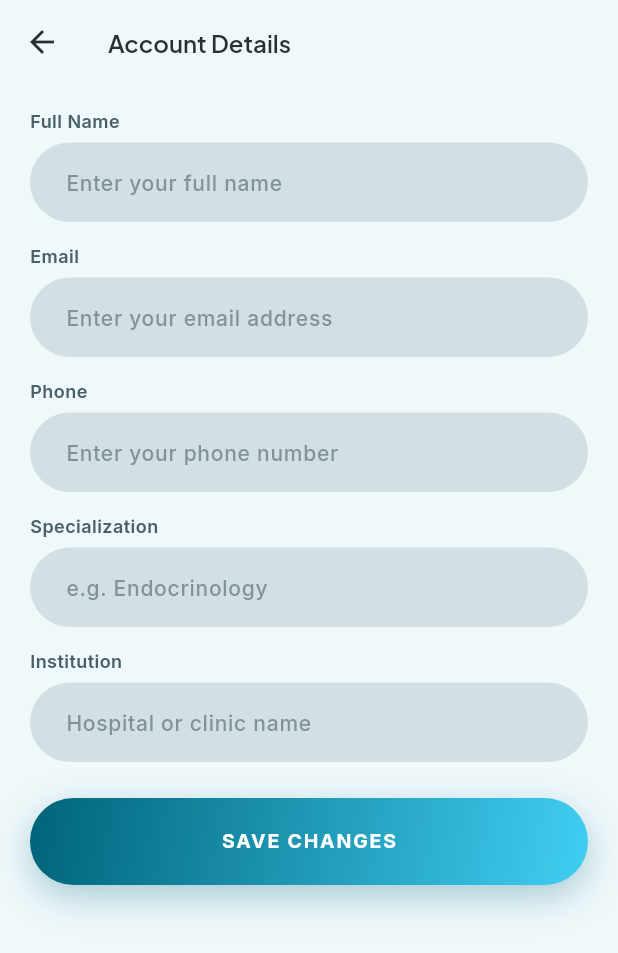
After one commit to kevinThulnith/model-based-app, a Flutter app: the screen it shows once a user with an empty profile is signed in, item 3 of the bottom bar chosen, scrolled down 209 dp, after a tap on "Account Details", on a phone screen of 412 x 824 dp. The commit adds this screen. Shown: the top 953 px of the screen. Run offline on Flutter 3.47's test engine with Material 3 defaults, Android fonts, the phone set to English and light mode, and no system bars; our stand-ins replace cloud_firestore, firebase_auth, firebase_core, flutter_animate, google_fonts, google_sign_in; accounts and stored records are empty; generated files the repository leaves out were written again.

Commit message:
feat: Add account details screen and integrate with profile management

```diff
--- /dev/null
+++ b/frontend/sedi_diabetes_app/lib/screens/account_details_screen.dart
@@ -0,0 +1,157 @@
+import 'package:flutter/material.dart';
+import '../services/auth_service.dart';
+import '../services/firestore_service.dart';
+import '../theme/app_theme.dart';
+import '../widgets/common_widgets.dart';
+
+class AccountDetailsScreen extends StatefulWidget {
+  const AccountDetailsScreen({super.key});
+
+  @override
+  State<AccountDetailsScreen> createState() => _AccountDetailsScreenState();
+}
+
+class _AccountDetailsScreenState extends State<AccountDetailsScreen> {
+  final _formKey = GlobalKey<FormState>();
+  final _fullNameController = TextEditingController();
+  final _emailController = TextEditingController();
+  final _phoneController = TextEditingController();
+  final _specializationController = TextEditingController();
+  final _institutionController = TextEditingController();
+
+  bool _loading = true;
+  bool _saving = false;
+
+  @override
+  void initState() {
+    super.initState();
+    _loadProfile();
+  }
+
+  @override
+  void dispose() {
+    _fullNameController.dispose();
+    _emailController.dispose();
+    _phoneController.dispose();
+    _specializationController.dispose();
+    _institutionController.dispose();
+    super.dispose();
+  }
+
+  Future<void> _loadProfile() async {
+    final auth = AuthService();
+    final user = auth.currentUser;
+
+    _fullNameController.text = auth.userDisplayName;
+    _emailController.text = auth.userEmail;
+
+    if (user == null) {
+      if (mounted) {
+        setState(() => _loading = false);
+      }
+      return;
+    }
+
+    final profile = await FirestoreService().getUserProfile(user.uid);
+
+    if (!mounted) return;
+
+    _phoneController.text = (profile?['phone'] ?? '').toString();
+    _specializationController.text = (profile?['specialization'] ?? '').toString();
+    _institutionController.text = (profile?['institution'] ?? '').toString();
+
+    setState(() => _loading = false);
+  }
+
+  Future<void> _saveProfile() async {
+    if (!_formKey.currentState!.validate()) return;
+
+    final user = AuthService().currentUser;
+    if (user == null) return;
+
+    setState(() => _saving = true);
+
+    await FirestoreService().saveUserProfile(user.uid, {
+      'displayName': _fullNameController.text.trim(),
+      'email': _emailController.text.trim(),
+      'phone': _phoneController.text.trim(),
+      'specialization': _specializationController.text.trim(),
+      'institution': _institutionController.text.trim(),
+      'updatedAt': DateTime.now(),
+    });
+
+    if (!mounted) return;
+
+    setState(() => _saving = false);
+
+    ScaffoldMessenger.of(context).showSnackBar(
+      const SnackBar(content: Text('Account details updated.')),
+    );
+  }
+
+  @override
+  Widget build(BuildContext context) {
+    return Scaffold(
+      backgroundColor: AppColors.surface,
+      appBar: AppBar(title: const Text('Account Details')),
+      body: _loading
+          ? const Center(
+              child: CircularProgressIndicator(
+                valueColor: AlwaysStoppedAnimation<Color>(AppColors.primary),
+              ),
+            )
+          : SingleChildScrollView(
+              padding: const EdgeInsets.fromLTRB(20, 16, 20, 28),
+              child: Form(
+                key: _formKey,
+                child: Column(
+                  children: [
+                    PillInputField(
+                      label: 'Full Name',
+                      hint: 'Enter your full name',
+                      keyboardType: TextInputType.name,
+                      controller: _fullNameController,
+                      validator: (v) => (v == null || v.trim().isEmpty) ? 'Name is required' : null,
+                    ),
+                    const SizedBox(height: 14),
+                    PillInputField(
+                      label: 'Email',
+                      hint: 'Enter your email address',
+                      keyboardType: TextInputType.emailAddress,
+                      controller: _emailController,
+                      validator: (v) => (v == null || !v.contains('@')) ? 'Enter a valid email' : null,
+                    ),
+                    const SizedBox(height: 14),
+                    PillInputField(
+                      label: 'Phone',
+                      hint: 'Enter your phone number',
+                      keyboardType: TextInputType.phone,
+                      controller: _phoneController,
+                    ),
+                    const SizedBox(height: 14),
+                    PillInputField(
+                      label: 'Specialization',
+                      hint: 'e.g. Endocrinology',
+                      keyboardType: TextInputType.text,
+                      controller: _specializationController,
+                    ),
+                    const SizedBox(height: 14),
+                    PillInputField(
+                      label: 'Institution',
+                      hint: 'Hospital or clinic name',
+                      keyboardType: TextInputType.text,
+                      controller: _institutionController,
+                    ),
+                    const SizedBox(height: 24),
+                    GradientButton(
+                      label: _saving ? 'Saving...' : 'Save Changes',
+                      isLoading: _saving,
+                      onPressed: _saving ? null : _saveProfile,
+                    ),
+                  ],
+                ),
+              ),
+            ),
+    );
+  }
+}
--- a/frontend/sedi_diabetes_app/lib/screens/login_screen.dart
+++ b/frontend/sedi_diabetes_app/lib/screens/login_screen.dart
@@ -320,45 +320,24 @@ class _GoogleSignInButtonState extends State<_GoogleSignInButton>
 class _GoogleIcon extends StatelessWidget {
   @override
   Widget build(BuildContext context) {
-    return SizedBox(
+    return Container(
       width: 22,
       height: 22,
-      child: CustomPaint(painter: _GooglePainter()),
+      decoration: BoxDecoration(
+        color: Colors.white,
+        borderRadius: BorderRadius.circular(7),
+        border: Border.all(color: AppColors.surfaceContainerHigh),
+      ),
+      alignment: Alignment.center,
+      child: Text(
+        'G',
+        style: GoogleFonts.inter(
+          fontSize: 13,
+          fontWeight: FontWeight.w800,
+          height: 1,
+          color: AppColors.primary,
+        ),
+      ),
     );
   }
 }
-
-class _GooglePainter extends CustomPainter {
-  @override
-  void paint(Canvas canvas, Size size) {
-    final center = Offset(size.width / 2, size.height / 2);
-    final radius = size.width / 2;
-
-    // Draw the G
-    final paint = Paint()..style = PaintingStyle.stroke;
-    paint.strokeWidth = 2;
-
-    // Blue arc (top-right)
-    paint.color = const Color(0xFF4285F4);
-    canvas.drawArc(Rect.fromCircle(center: center, radius: radius - 1),
-        -1.0, 2.0, false, paint);
-
-    // Red arc (top-left)
-    paint.color = const Color(0xFFEA4335);
-    canvas.drawArc(Rect.fromCircle(center: center, radius: radius - 1),
-        1.0, 1.2, false, paint);
-
-    // Yellow arc (bottom-left)
-    paint.color = const Color(0xFFFBBC05);
-    canvas.drawArc(Rect.fromCircle(center: center, radius: radius - 1),
-        2.2, 1.2, false, paint);
-
-    // Green arc (bottom-right)
-    paint.color = const Color(0xFF34A853);
-    canvas.drawArc(Rect.fromCircle(center: center, radius: radius - 1),
-        -0.2, -0.8, false, paint);
-  }
-
-  @override
-  bool shouldRepaint(covariant CustomPainter oldDelegate) => false;
-}
--- a/frontend/sedi_diabetes_app/lib/screens/profile_screen.dart
+++ b/frontend/sedi_diabetes_app/lib/screens/profile_screen.dart
@@ -3,7 +3,7 @@ import 'package:flutter_animate/flutter_animate.dart';
 import 'package:google_fonts/google_fonts.dart';
 import '../services/auth_service.dart';
 import '../theme/app_theme.dart';
-import '../widgets/common_widgets.dart';
+import 'account_details_screen.dart';
 import 'login_screen.dart';
 
 class ProfileScreen extends StatelessWidget {
@@ -121,6 +121,13 @@ class ProfileScreen extends StatelessWidget {
               icon: Icons.person_outline,
               title: 'Account Details',
               subtitle: 'Manage your clinical profile',
+              onTap: () {
+                Navigator.of(context).push(
+                  MaterialPageRoute(
+                    builder: (_) => const AccountDetailsScreen(),
+                  ),
+                );
+              },
             ).animate(delay: 200.ms).fadeIn(duration: 300.ms),
             const SizedBox(height: 10),
             _SettingsTile(
@@ -211,16 +218,21 @@ class _SettingsTile extends StatelessWidget {
   final IconData icon;
   final String title;
   final String subtitle;
+  final VoidCallback? onTap;
 
   const _SettingsTile({
     required this.icon,
     required this.title,
     required this.subtitle,
+    this.onTap,
   });
 
   @override
   Widget build(BuildContext context) {
-    return Container(
+    return InkWell(
+      borderRadius: BorderRadius.circular(20),
+      onTap: onTap,
+      child: Container(
         padding: const EdgeInsets.all(16),
         decoration: BoxDecoration(
           color: AppColors.surfaceContainerLowest,
@@ -264,6 +276,7 @@ class _SettingsTile extends StatelessWidget {
                 color: AppColors.onSurfaceMuted, size: 20),
           ],
         ),
+      ),
     );
   }
 }
```
Also changed, not shown: frontend/sedi_diabetes_app/lib/screens/history_detail_screen.dart (added, +193 -0 lines), frontend/sedi_diabetes_app/lib/screens/history_screen.dart (+67 -4 lines). Lines whose indentation alone changed are shown as unchanged.
